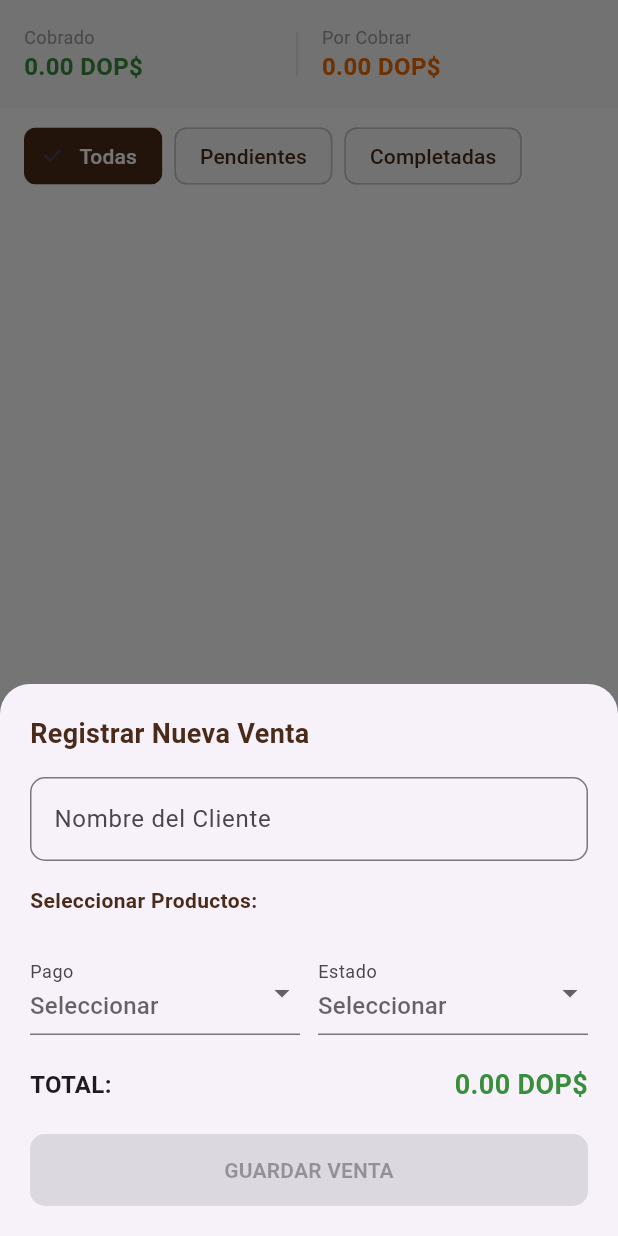
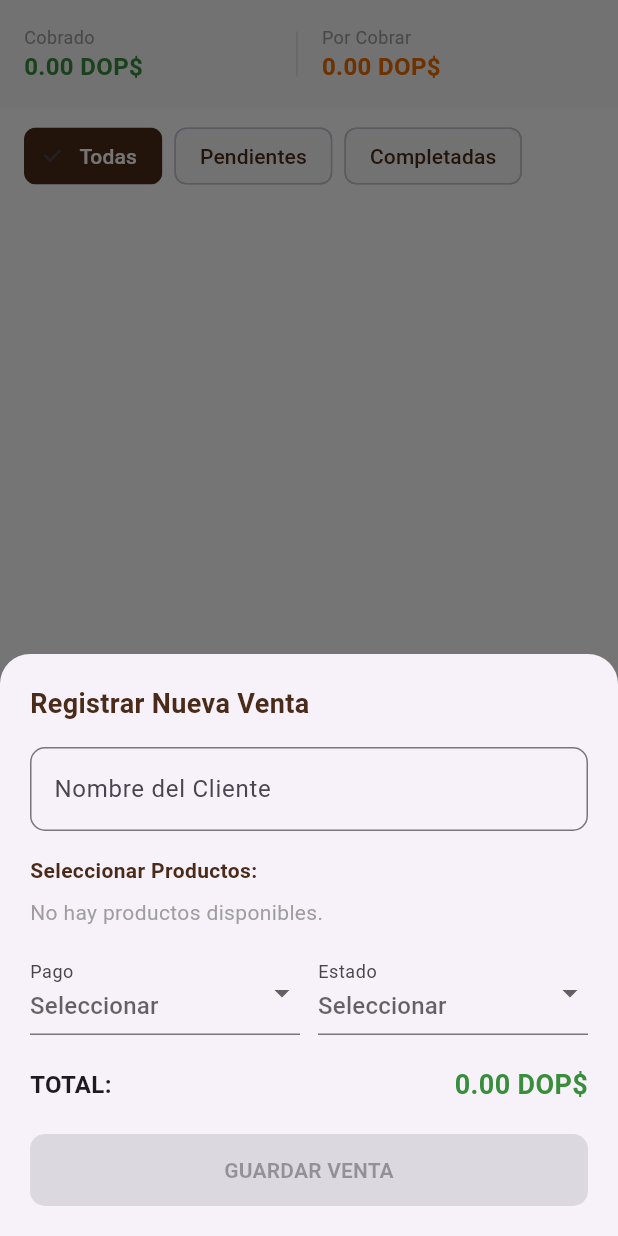
Before and after one commit to zzKingTerozz/Dolce_Legado, a Flutter app: the VentasTab screen opened directly with empty values, after a tap on "Nueva Venta", on a phone screen of 412 x 824 dp. Run offline on Flutter 3.47's test engine with Material 3 defaults, Android fonts, the phone set to English and light mode, and no system bars; our stand-ins replace cloud_firestore, firebase_core, fl_chart, google_fonts, shared_preferences; accounts and stored records are empty.

Commit message:
Actualización: Ventas en tiempo real con Firebase y ajuste de inventario

```diff
--- a/lib/screens/dashboard_screen.dart
+++ b/lib/screens/dashboard_screen.dart
@@ -792,11 +792,13 @@ class _VentasTabState extends State<VentasTab> {
 
   void _showSaleModal(BuildContext context, {Map<String, dynamic>? existingSale, int? index}) {
     final clientController = TextEditingController(text: existingSale?['cliente'] ?? '');
-    // Inician en null para estar en blanco al crear, o cargan si se está editando
     String? selectedPayment = existingSale?['metodoPago'];
     String? selectedStatus = existingSale?['estado'];
 
-    Map<String, int> selectedQuantities = {for (var item in widget.productsList) item['name']: 0};
+    // NUEVO: Mapas dinámicos que no dependen de la lista estática
+    Map<String, int> selectedQuantities = {};
+    Map<String, double> productPrices = {};
+
     if (existingSale != null) {
       for (var item in existingSale['items']) {
         selectedQuantities[item['name']] = item['qty'];
@@ -810,12 +812,12 @@ class _VentasTabState extends State<VentasTab> {
       builder: (context) {
         return StatefulBuilder(
           builder: (context, setModalState) {
+            // NUEVO: Cálculo basado en el mapa dinámico
             double calculateTotal() {
               double total = 0.0;
-              for (var item in widget.productsList) {
-                final qty = selectedQuantities[item['name']] ?? 0;
-                total += qty * (item['price'] as double);
-              }
+              selectedQuantities.forEach((name, qty) {
+                total += qty * (productPrices[name] ?? 0.0);
+              });
               return total;
             }
 
@@ -845,11 +847,28 @@ class _VentasTabState extends State<VentasTab> {
                     const Text('Seleccionar Productos:', style: TextStyle(fontWeight: FontWeight.bold, color: Color(0xFF4A2A18))),
                     const SizedBox(height: 8),
 
-                    // --- LISTA DE PRODUCTOS CON VALIDACIÓN DE STOCK ---
-                    ...widget.productsList.map((product) {
+                    // NUEVO: StreamBuilder para cargar productos en tiempo real
+                    StreamBuilder<QuerySnapshot>(
+                      stream: FirebaseFirestore.instance.collection('productos').snapshots(),
+                      builder: (context, snapshot) {
+                        if (!snapshot.hasData) {
+                          return const Center(child: CircularProgressIndicator());
+                        }
+
+                        final productDocs = snapshot.data!.docs;
+                        if (productDocs.isEmpty) {
+                          return const Text('No hay productos disponibles.', style: TextStyle(color: Colors.grey));
+                        }
+
+                        return Column(
+                          children: productDocs.map((doc) {
+                            final product = doc.data() as Map<String, dynamic>;
                             final name = product['name'] as String;
                             final price = (product['price'] as num).toDouble();
                             final currentStock = (product['stock'] ?? 0) as int;
+
+                            // Guardar precio en tiempo real para calcular el total
+                            productPrices[name] = price;
 
                             int availableStock = currentStock;
                             if (existingSale != null) {
@@ -897,7 +916,10 @@ class _VentasTabState extends State<VentasTab> {
                                 ],
                               ),
                             );
-                    }),
+                          }).toList(),
+                        );
+                      },
+                    ),
 
                     const SizedBox(height: 16),
                     Row(
@@ -950,11 +972,11 @@ class _VentasTabState extends State<VentasTab> {
                                 final totalVenta = calculateTotal();
                                 final isEditing = existingSale != null;
 
+                                // 1. PRIMERO: Creas el desglose (antes del dialog para que se muestre en él)
                                 List<TextSpan> desgloseSpans = [];
                                 selectedQuantities.forEach((nombre, cantidad) {
                                   if (cantidad > 0) {
-                                    final producto = widget.productsList.firstWhere((p) => p['name'] == nombre);
-                                    final precio = (producto['price'] as num).toDouble();
+                                    final precio = productPrices[nombre] ?? 0.0;
                                     desgloseSpans.add(TextSpan(
                                       text: '$cantidad x $nombre = ${(cantidad * precio).toStringAsFixed(2)} DOP\$\n',
                                       style: const TextStyle(fontSize: 14, color: Colors.black54),
@@ -962,6 +984,7 @@ class _VentasTabState extends State<VentasTab> {
                                   }
                                 });
 
+                                // 2. LUEGO: Tu código original del modal de confirmación
                                 final confirm = await showDialog<bool>(
                                   context: context,
                                   builder: (context) => AlertDialog(
@@ -992,27 +1015,26 @@ class _VentasTabState extends State<VentasTab> {
                                   ),
                                 );
 
+                                // 3. VALIDACIÓN: Si el usuario presiona "Revisar" o cierra el modal, detenemos la función aquí
                                 if (confirm != true) return;
 
-                                if (isEditing) {
-                                  for (var oldItem in existingSale['items']) {
-                                    final pIndex = widget.productsList.indexWhere((p) => p['name'] == oldItem['name']);
-                                    if (pIndex != -1) {
-                                      widget.productsList[pIndex]['stock'] = (widget.productsList[pIndex]['stock'] ?? 0) + (oldItem['qty'] as int);
-                                    }
-                                  }
-                                }
-
+                                // 4. AQUÍ PEGAS LA CREACIÓN DE ITEMSLIST (después de confirmar)
                                 final itemsList = <Map<String, dynamic>>[];
                                 selectedQuantities.forEach((key, value) {
                                   if (value > 0) {
+                                    itemsList.add({'name': key, 'qty': value, 'price': productPrices[key]});
+
+                                    // Mantiene tu lógica local actual de descontar inventario
                                     final pIndex = widget.productsList.indexWhere((p) => p['name'] == key);
                                     if (pIndex != -1) {
                                       widget.productsList[pIndex]['stock'] = (widget.productsList[pIndex]['stock'] ?? 0) - value;
-                                      itemsList.add({'name': key, 'qty': value, 'price': widget.productsList[pIndex]['price']});
                                     }
                                   }
                                 });
+
+                                // 5. FINALMENTE: Tu código para subir a Firebase
+                                // if (isEditing) { ... actualiza el documento en Firestore usando itemsList ... }
+                                // else { ... crea el nuevo documento en Firestore usando itemsList ... }
 
                                 // --- 1. INICIO DEL GUARDADO EN FIREBASE ---
                                     try {
```
Lines whose indentation alone changed are shown as unchanged.
